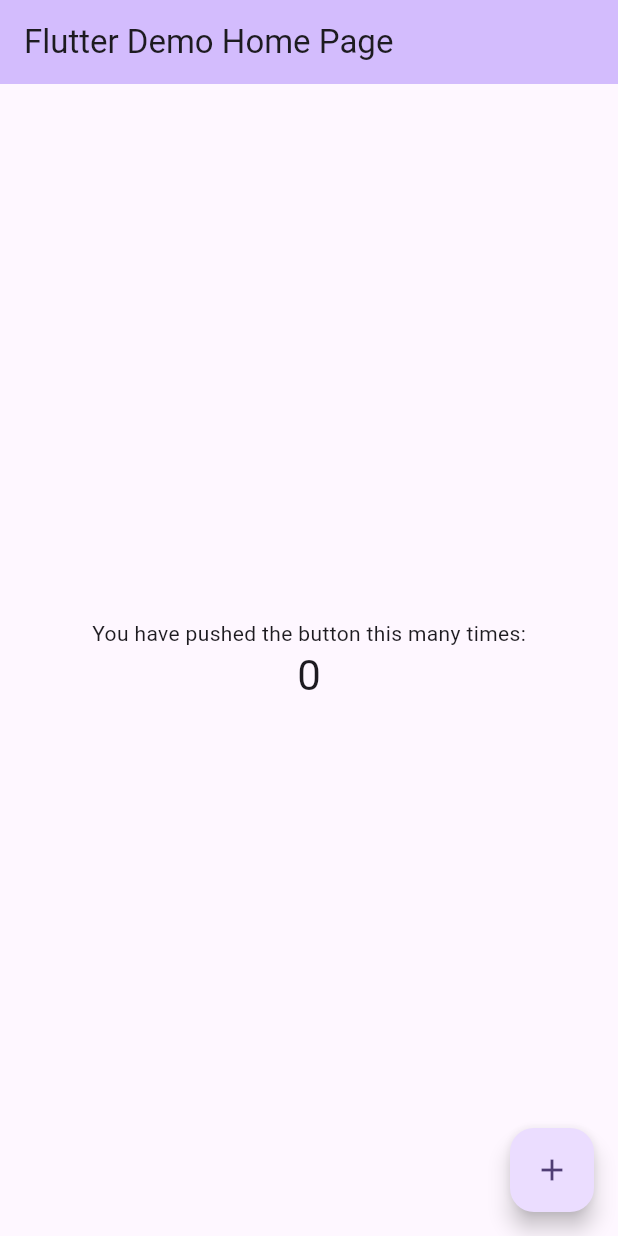
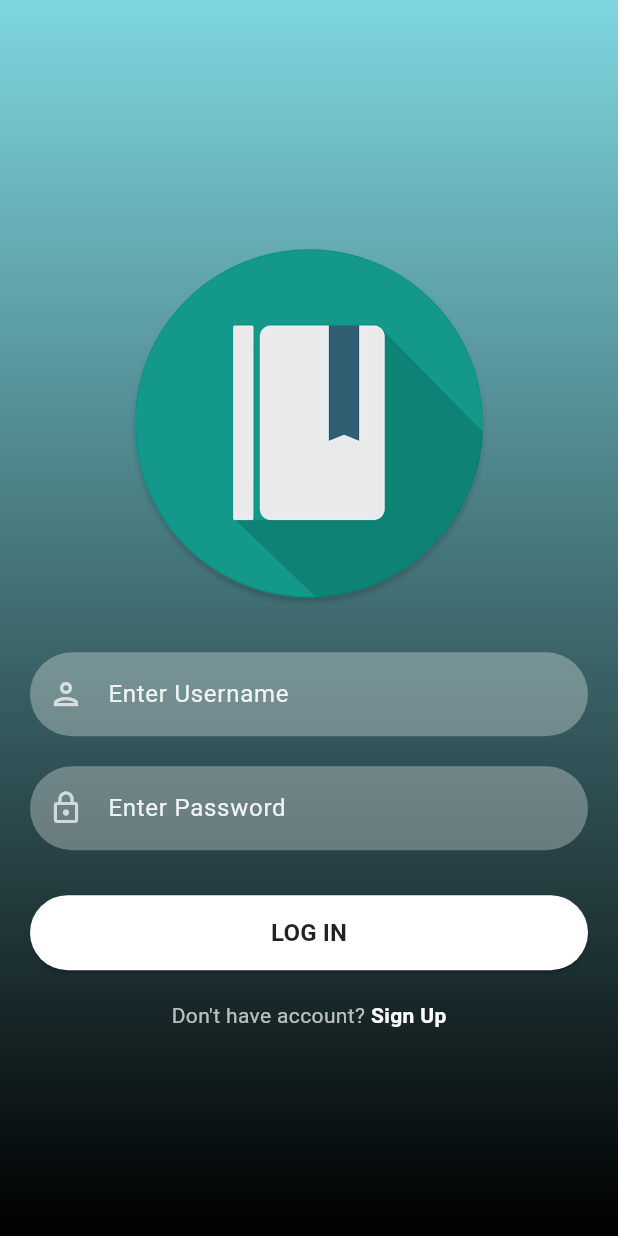
Before and after one commit to mariam-ahmed/myDiaryApp, a Flutter app: the screen it shows after launch, on a phone screen of 412 x 824 dp. Run offline on Flutter 3.47's test engine with Material 3 defaults, Android fonts, the phone set to English and light mode, and no system bars; our stand-ins replace cloud_firestore, firebase_auth, firebase_core; accounts and stored records are empty.

Commit message:
login + signup + entries + edit and save new entries

```diff
--- a/lib/main.dart
+++ b/lib/main.dart
@@ -1,6 +1,7 @@
 import 'package:flutter/material.dart';
 import 'package:firebase_core/firebase_core.dart';
 import 'package:mobile_app/firebase_options.dart';
+import 'package:mobile_app/screens/signin_screen.dart';
 
 void main() async {
   WidgetsFlutterBinding.ensureInitialized();
@@ -35,95 +36,7 @@ class MyApp extends StatelessWidget {
         colorScheme: ColorScheme.fromSeed(seedColor: Colors.deepPurple),
         useMaterial3: true,
       ),
-      home: const MyHomePage(title: 'Flutter Demo Home Page'),
+      home: const SignInScreen(),
     );
   }
 }
-
-class MyHomePage extends StatefulWidget {
-  const MyHomePage({super.key, required this.title});
-
-  // This widget is the home page of your application. It is stateful, meaning
-  // that it has a State object (defined below) that contains fields that affect
-  // how it looks.
-
-  // This class is the configuration for the state. It holds the values (in this
-  // case the title) provided by the parent (in this case the App widget) and
-  // used by the build method of the State. Fields in a Widget subclass are
-  // always marked "final".
-
-  final String title;
-
-  @override
-  State<MyHomePage> createState() => _MyHomePageState();
-}
-
-class _MyHomePageState extends State<MyHomePage> {
-  int _counter = 0;
-
-  void _incrementCounter() {
-    setState(() {
-      // This call to setState tells the Flutter framework that something has
-      // changed in this State, which causes it to rerun the build method below
-      // so that the display can reflect the updated values. If we changed
-      // _counter without calling setState(), then the build method would not be
-      // called again, and so nothing would appear to happen.
-      _counter++;
-    });
-  }
-
-  @override
-  Widget build(BuildContext context) {
-    // This method is rerun every time setState is called, for instance as done
-    // by the _incrementCounter method above.
-    //
-    // The Flutter framework has been optimized to make rerunning build methods
-    // fast, so that you can just rebuild anything that needs updating rather
-    // than having to individually change instances of widgets.
-    return Scaffold(
-      appBar: AppBar(
-        // TRY THIS: Try changing the color here to a specific color (to
-        // Colors.amber, perhaps?) and trigger a hot reload to see the AppBar
-        // change color while the other colors stay the same.
-        backgroundColor: Theme.of(context).colorScheme.inversePrimary,
-        // Here we take the value from the MyHomePage object that was created by
-        // the App.build method, and use it to set our appbar title.
-        title: Text(widget.title),
-      ),
-      body: Center(
-        // Center is a layout widget. It takes a single child and positions it
-        // in the middle of the parent.
-        child: Column(
-          // Column is also a layout widget. It takes a list of children and
-          // arranges them vertically. By default, it sizes itself to fit its
-          // children horizontally, and tries to be as tall as its parent.
-          //
-          // Column has various properties to control how it sizes itself and
-          // how it positions its children. Here we use mainAxisAlignment to
-          // center the children vertically; the main axis here is the vertical
-          // axis because Columns are vertical (the cross axis would be
-          // horizontal).
-          //
-          // TRY THIS: Invoke "debug painting" (choose the "Toggle Debug Paint"
-          // action in the IDE, or press "p" in the console), to see the
-          // wireframe for each widget.
-          mainAxisAlignment: MainAxisAlignment.center,
-          children: <Widget>[
-            const Text(
-              'You have pushed the button this many times:',
-            ),
-            Text(
-              '$_counter',
-              style: Theme.of(context).textTheme.headlineMedium,
-            ),
-          ],
-        ),
-      ),
-      floatingActionButton: FloatingActionButton(
-        onPressed: _incrementCounter,
-        tooltip: 'Increment',
-        child: const Icon(Icons.add),
-      ), // This trailing comma makes auto-formatting nicer for build methods.
-    );
-  }
-}
--- /dev/null
+++ b/lib/reusable_widgets/reusable_widget.dart
@@ -0,0 +1,64 @@
+import 'package:flutter/material.dart';
+
+Image logoWidget(String imageName) {
+  return Image.asset(imageName, fit: BoxFit.fitWidth, width: 240, height: 240);
+}
+
+TextField reusableTextField(String text, IconData icon, bool isPasswordType,
+    TextEditingController controller) {
+  return TextField(
+    controller: controller,
+    obscureText: isPasswordType,
+    enableSuggestions: !isPasswordType,
+    autocorrect: !isPasswordType,
+    cursorColor: Colors.white,
+    style: TextStyle(color: Colors.white.withOpacity(0.9)),
+    decoration: InputDecoration(
+        prefixIcon: Icon(icon, color: Colors.white70),
+        labelText: text,
+        labelStyle: TextStyle(color: Colors.white.withOpacity(0.9)),
+        filled: true,
+        floatingLabelBehavior: FloatingLabelBehavior.never,
+        fillColor: Colors.white.withOpacity(0.3),
+        border: OutlineInputBorder(
+            borderRadius: BorderRadius.circular(30.0),
+            borderSide: const BorderSide(width: 0, style: BorderStyle.none))),
+    keyboardType: isPasswordType
+        ? TextInputType.visiblePassword
+        : TextInputType.emailAddress,
+  );
+}
+
+Container signInSignUpButton(BuildContext context, bool isLogin,
+    Function onTap) {
+  return Container(
+    width: MediaQuery
+        .of(context)
+        .size
+        .width,
+    height: 50,
+    margin: const EdgeInsets.fromLTRB(0, 10, 0, 20),
+    decoration: BoxDecoration(borderRadius: BorderRadius.circular(90)),
+    child: ElevatedButton(
+      onPressed: () {
+        onTap();
+      },
+      child: Text(
+          isLogin ? "LOG IN" : "SIGN UP",
+          style: const TextStyle(
+              color: Colors.black87, fontWeight: FontWeight.bold, fontSize: 16)
+      ),
+      style: ButtonStyle(
+          backgroundColor: MaterialStateProperty.resolveWith((states) {
+            if (states.contains(MaterialState.pressed)) {
+              return Colors.black26;
+            }
+            return Colors.white;
+          }),
+          shape: MaterialStateProperty.all<RoundedRectangleBorder>(
+              RoundedRectangleBorder(borderRadius: BorderRadius.circular(30))
+          )
+      ),
+    ),
+  );
+}
--- /dev/null
+++ b/lib/screens/signin_screen.dart
@@ -0,0 +1,90 @@
+import 'package:firebase_auth/firebase_auth.dart';
+import 'package:flutter/material.dart';
+import 'package:mobile_app/screens/signup_screen.dart';
+import 'package:mobile_app/utils/color_utils.dart';
+
+import '../reusable_widgets/reusable_widget.dart';
+import 'home_screen.dart';
+
+class SignInScreen extends StatefulWidget {
+  const SignInScreen({super.key});
+
+  @override
+  State<SignInScreen> createState() => _SignInScreenState();
+}
+
+class _SignInScreenState extends State<SignInScreen> {
+  TextEditingController _passwordTextController = TextEditingController();
+  TextEditingController _emailTextController = TextEditingController();
+
+  @override
+  Widget build(BuildContext context) {
+    return Scaffold(
+        body: Container(
+      width: MediaQuery.of(context).size.width,
+      height: MediaQuery.of(context).size.height,
+      decoration: BoxDecoration(
+          gradient: LinearGradient(colors: [
+        hexStringToColor("#7ED6DF"),
+        hexStringToColor("#000000")
+      ], begin: Alignment.topCenter, end: Alignment.bottomCenter)),
+      child: SingleChildScrollView(
+        child: Padding(
+          padding: EdgeInsets.fromLTRB(
+              20, MediaQuery.of(context).size.height * 0.2, 20, 0),
+          child: Column(
+            children: <Widget>[
+              logoWidget("assets/images/logo.png"),
+              const SizedBox(
+                height: 30,
+              ),
+              reusableTextField("Enter Username", Icons.person_outlined, false,
+                  _emailTextController),
+              const SizedBox(
+                height: 20,
+              ),
+              reusableTextField("Enter Password", Icons.lock_outline, true,
+                  _passwordTextController),
+              const SizedBox(
+                height: 20,
+              ),
+              signInSignUpButton(context, true, () {
+                FirebaseAuth.instance
+                    .signInWithEmailAndPassword(
+                        email: _emailTextController.text,
+                        password: _passwordTextController.text)
+                    .then((value) {
+                  print("Login Successful");
+                  Navigator.push(context,
+                      MaterialPageRoute(builder: (context) => HomeScreen(_emailTextController.text)));
+                }).onError((error, stackTrace) {
+                  print("Error ${error.toString()}");
+                });
+              }),
+              signUpOption()
+            ],
+          ),
+        ),
+      ),
+    ));
+  }
+
+  Row signUpOption() {
+    return Row(mainAxisAlignment: MainAxisAlignment.center, children: [
+      const Text(
+        "Don't have account?",
+        style: TextStyle(color: Colors.white70),
+      ),
+      GestureDetector(
+        onTap: () {
+          Navigator.push(
+              context, MaterialPageRoute(builder: (context) => SignUpScreen()));
+        },
+        child: const Text(
+          " Sign Up",
+          style: TextStyle(color: Colors.white, fontWeight: FontWeight.bold),
+        ),
+      )
+    ]);
+  }
+}
--- /dev/null
+++ b/lib/utils/color_utils.dart
@@ -0,0 +1,11 @@
+import 'package:flutter/material.dart';
+
+hexStringToColor(String hexColor)
+{
+  hexColor = hexColor.toUpperCase().replaceAll("#", "");
+  if(hexColor.length == 6)
+    {
+      hexColor = "FF" + hexColor;
+    }
+  return Color(int.parse(hexColor, radix: 16));
+}
```
Also changed, not shown: lib/NavBar.dart (added, +80 -0 lines), lib/reusable_widgets/entry_card.dart (added, +27 -0 lines), lib/screens/entries_screen.dart (added, +83 -0 lines), lib/screens/entry_editor.dart (added, +67 -0 lines), lib/screens/entry_reader.dart (added, +41 -0 lines), lib/screens/home_screen.dart (added, +30 -0 lines), lib/screens/profile_screen.dart (added, +15 -0 lines), lib/screens/settings_screen.dart (added, +15 -0 lines), lib/screens/signup_screen.dart (added, +92 -0 lines), pubspec.yaml (+14 -5 lines), assets/images/logo.png (added), assets/images/user.png (added), pubspec.lock, 22 other files.
